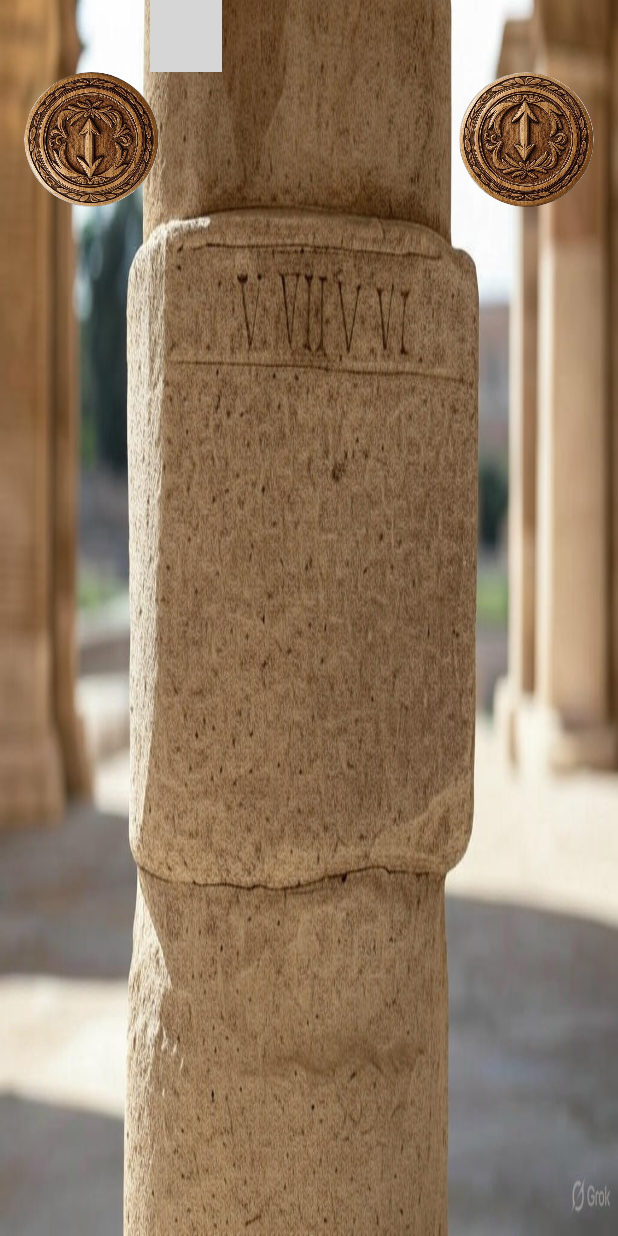
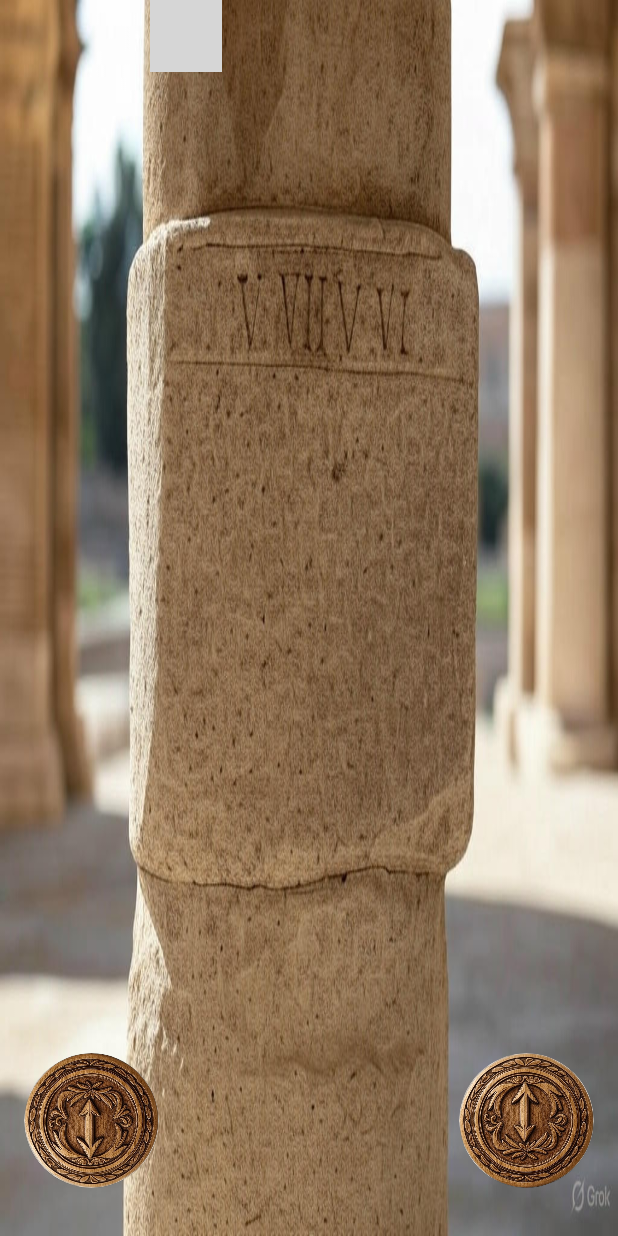
Before and after one commit to bennettandy/Integer-To-Roman-Numerals, an Android app built with Jetpack Compose: the screen it shows after launch (MainActivity), on a phone screen of 412 x 824 dp. Run offline under Robolectric (Android 15) with nearby library versions, the phone set to English and light mode, and no system bars; our stand-ins replace Dagger/Hilt's generated code, Timber; 3 statements that could not run were skipped; grey boxes are pictures that could not be loaded.

Commit message:
added screenshot

```diff
--- a/app/src/main/java/com/avsoftware/integertoromannumerals/MainActivity.kt
+++ b/app/src/main/java/com/avsoftware/integertoromannumerals/MainActivity.kt
@@ -9,6 +9,7 @@ import androidx.compose.foundation.Image
 import androidx.compose.foundation.background
 import androidx.compose.foundation.layout.Box
 import androidx.compose.foundation.layout.Column
+import androidx.compose.foundation.layout.Spacer
 import androidx.compose.foundation.layout.fillMaxSize
 import androidx.compose.foundation.layout.fillMaxWidth
 import androidx.compose.foundation.layout.padding
@@ -69,7 +70,9 @@ class MainActivity : ComponentActivity() {
                                 uiState = uiState.value,
                                 intentHandler = viewModel::handleIntent,
                             )
+                            Spacer(modifier = Modifier.weight(1f))
                             UpDownButtonRow(
+                                modifier = Modifier.padding(bottom = 32.dp),
                                 upClicked = { viewModel.handleIntent(RomanUiIntent.UpClicked) },
                                 downClicked = { viewModel.handleIntent(RomanUiIntent.DownClicked) }
                             )
```
Also changed, not shown: 1 other file.
